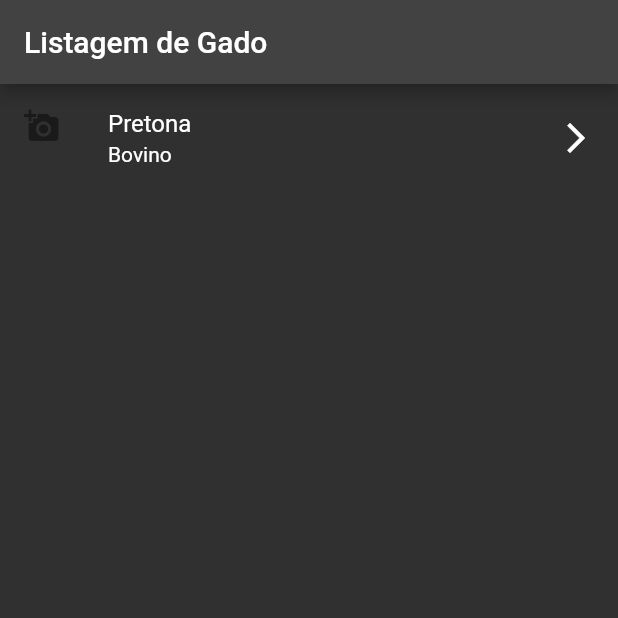
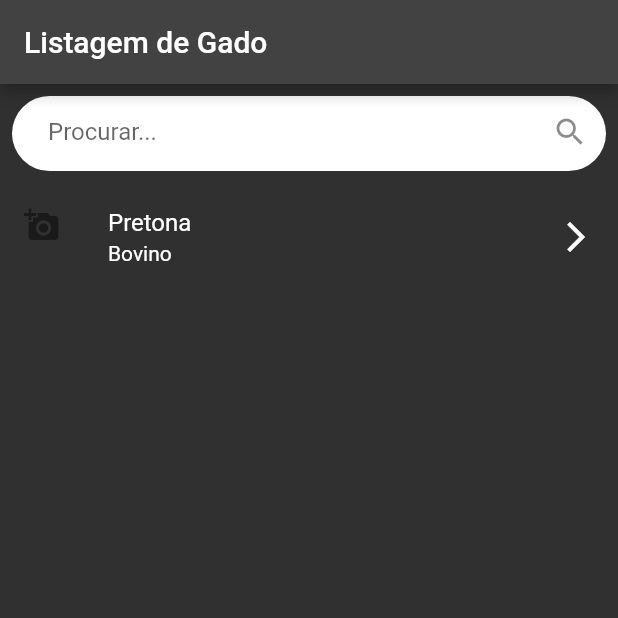
Before and after one commit to ifpr-paranavai/app_veterinaria_gado, a Flutter app: the MenuLateral screen opened directly, in the side drawer, after a tap on "Informações do Gado", on a phone screen of 412 x 824 dp, the top half of it. Run offline on Flutter 3.47's test engine with Material 2 defaults, Android fonts, the light colour scheme and no system bars; our stand-ins replace sqflite; accounts and stored records are empty; network calls fail.

Commit message:
Ajustando o campo de pesquisa na tela

```diff
--- a/lib/Pages/Formularios/Gado/ListagemGado.dart
+++ b/lib/Pages/Formularios/Gado/ListagemGado.dart
@@ -23,7 +23,39 @@ class _GadoListState extends State<GadoList> {
         decoration: BoxDecoration(
           color: Colors.grey[850],
         ),
-        child: buildGadoList(),
+        child: Column(
+          children: [
+            Padding(
+              padding: const EdgeInsets.all(8.0),
+              child: Row(
+                children: [
+                  Expanded(
+                    child: Container(
+                      height: 50,
+                      decoration: BoxDecoration(
+                        color: Colors.white,
+                        borderRadius: BorderRadius.all(Radius.circular(30.0)),
+                      ),
+                      child: TextField(
+//                        maxLength: 300,
+                        decoration: InputDecoration(
+                          hintText: "Procurar...",
+                          border: InputBorder.none,
+                          suffixIcon: Icon(Icons.search),
+                          contentPadding: EdgeInsets.symmetric(
+                              horizontal: 24.0, vertical: 14),
+                        ),
+                      ),
+                    ),
+                  ),
+                ],
+              ),
+            ),
+            Expanded(
+              child: buildGadoList(),
+            ),
+          ],
+        ),
       ),
     ));
   }
```
